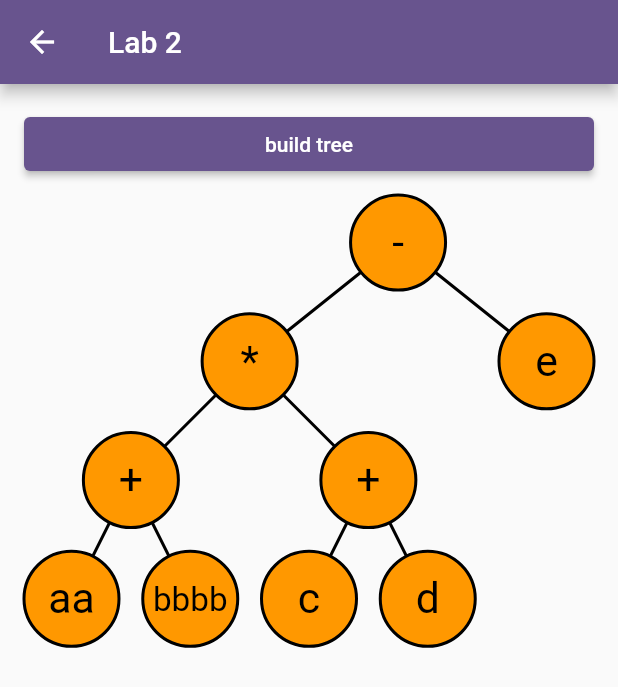
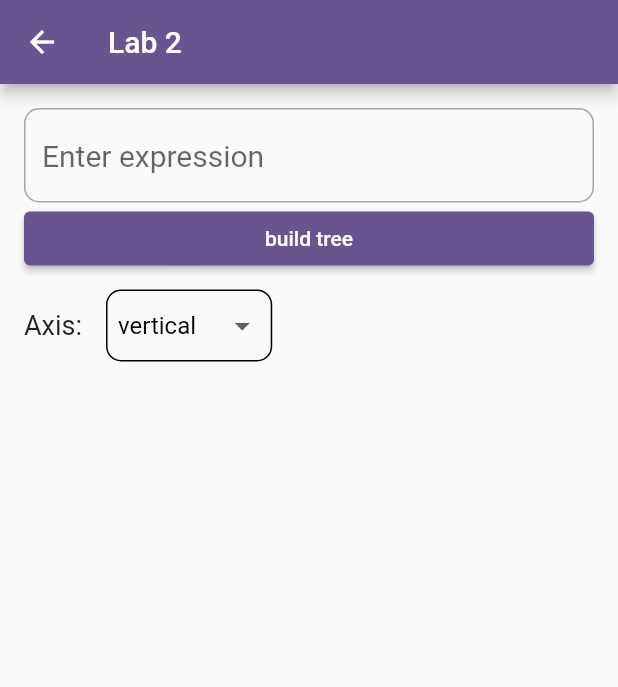
Before and after one commit to Grifon333/computer_system_software, a Flutter app: the Lab2Page screen opened by its route, after a tap on "build tree", on a phone screen of 412 x 824 dp. Shown: the top 687 px of the screen. Run offline on Flutter 3.47's test engine with Material 3 defaults, Android fonts, the phone set to English and light mode, and no system bars; our stand-ins replace equatable.

Commit message:
Added options for tree axes.

```diff
--- a/lib/ui/widgets/lab2/binary_tree_painter.dart
+++ b/lib/ui/widgets/lab2/binary_tree_painter.dart
@@ -16,11 +16,29 @@ abstract class Tree<T> {
     this.leftChild,
     this.rightChild,
   });
+
+  int get height => _height(this);
+
+  int _height(Tree<T>? tree) {
+    if (tree == null) return 0;
+    return max(_height(tree.leftChild), _height(tree.rightChild)) + 1;
+  }
+
+  int get countOfLeaves => _countOfLeaves(this);
+
+  int _countOfLeaves(Tree<T>? node) {
+    if (node == null) return 0;
+    if (node.leftChild == null && node.rightChild == null) return 1;
+    return _countOfLeaves(node.leftChild) + _countOfLeaves(node.rightChild);
+  }
 }
+
+enum AxisTree { vertical, horizontal }
 
 class BinaryTreePainter<T> extends CustomPainter {
   final Tree<T> tree;
   final double width;
+  final AxisTree axis;
   late final double height;
   late final double radius;
   late final double gap;
@@ -38,17 +56,22 @@ class BinaryTreePainter<T> extends CustomPainter {
   BinaryTreePainter({
     required this.tree,
     required this.width,
+    this.axis = AxisTree.vertical,
   });
 
   @override
   void paint(Canvas canvas, Size size) {
+    int countNodesInWight =
+        axis == AxisTree.vertical ? tree.countOfLeaves : tree.height;
+    int treeHeight = tree.height;
     double x = width /
-        ((2 * _radiusRatio + _gapRatio) * _numberOfLeaves(tree) - _gapRatio);
+        ((2 * _radiusRatio + _gapRatio) * countNodesInWight - _gapRatio);
     radius = _radiusRatio * x;
     gap = _gapRatio * x;
-    height = (2 * radius + gap) * _heightTree(tree) - gap;
-    _drawTree(canvas, tree, _heightTree(tree) - 1);
-
+    height = (2 * radius + gap) * treeHeight - gap;
+    axis == AxisTree.vertical
+        ? _drawVerticalTree(canvas, tree, treeHeight - 1)
+        : _drawHorizontalTree(canvas, tree, treeHeight - 1);
     for (({Offset center, String name}) node in _nodes) {
       _drawNode(canvas, node.center, node.name);
     }
@@ -56,21 +79,53 @@ class BinaryTreePainter<T> extends CustomPainter {
 
   int leavesIndex = 0;
 
-  (double dx, double dy) _drawTree(Canvas canvas, Tree<T>? tree, int layer) {
-    if (tree == null) return (0, 0);
-    final left = _drawTree(canvas, tree.leftChild, layer - 1);
-    final right = _drawTree(canvas, tree.rightChild, layer - 1);
+  Offset _drawVerticalTree(Canvas canvas, Tree<T>? tree, int layer) {
+    if (tree == null) return const Offset(-1, -1);
+    final left = _drawVerticalTree(canvas, tree.leftChild, layer - 1);
+    final right = _drawVerticalTree(canvas, tree.rightChild, layer - 1);
+    double dx = 0;
     double dy = height - radius - (2 * radius + gap) * layer;
-    double dx = 0;
     if (tree.leftChild == null && tree.rightChild == null) {
       dx = radius + (2 * radius + gap) * leavesIndex++;
+    } else if (tree.leftChild == null || tree.rightChild == null) {
+      dx = max(left.dx, right.dx);
+      canvas.drawLine(
+        Offset(dx, max(left.dy, right.dy)),
+        Offset(dx, dy),
+        _paintEdge,
+      );
     } else {
-      dx = (left.$1 + right.$1) / 2;
-      canvas.drawLine(Offset(left.$1, left.$2), Offset(dx, dy), _paintEdge);
-      canvas.drawLine(Offset(right.$1, right.$2), Offset(dx, dy), _paintEdge);
+      dx = (left.dx + right.dx) / 2;
+      canvas.drawLine(Offset(left.dx, left.dy), Offset(dx, dy), _paintEdge);
+      canvas.drawLine(Offset(right.dx, right.dy), Offset(dx, dy), _paintEdge);
     }
     _nodes.add((center: Offset(dx, dy), name: tree.getRoot()));
-    return (dx, dy);
+    return Offset(dx, dy);
+  }
+
+  Offset _drawHorizontalTree(Canvas canvas, Tree<T>? tree, int layer) {
+    if (tree == null) return const Offset(-1, -1);
+    final left = _drawHorizontalTree(canvas, tree.leftChild, layer - 1);
+    final right = _drawHorizontalTree(canvas, tree.rightChild, layer - 1);
+    double dx = height - radius - (2 * radius + gap) * layer;
+    double dy = 0;
+    if (tree.leftChild == null && tree.rightChild == null) {
+      dy = radius + (2 * radius + gap) * leavesIndex++;
+    } else if (tree.leftChild == null || tree.rightChild == null) {
+      dy = max(left.dy, right.dy);
+      canvas.drawLine(
+        Offset(max(left.dx, right.dx), dy),
+        Offset(dx, dy),
+        _paintEdge,
+      );
+    } else {
+      dy = (left.dy + right.dy) / 2;
+      canvas.drawLine(Offset(left.dx, left.dy), Offset(dx, dy), _paintEdge);
+      canvas.drawLine(Offset(right.dx, right.dy), Offset(dx, dy), _paintEdge);
+    }
+    _nodes.add((center: Offset(dx, dy), name: tree.getRoot()));
+
+    return Offset(dx, dy);
   }
 
   void _drawNode(Canvas canvas, Offset center, String name) {
@@ -108,19 +163,8 @@ class BinaryTreePainter<T> extends CustomPainter {
     textPainter.paint(canvas, Offset(xCenter, yCenter));
   }
 
-  int _numberOfLeaves(Tree<T>? node) {
-    if (node == null) return 0;
-    if (node.leftChild == null && node.rightChild == null) return 1;
-    return _numberOfLeaves(node.leftChild) + _numberOfLeaves(node.rightChild);
-  }
-
-  int _heightTree(Tree<T>? node) {
-    if (node == null) return 0;
-    return max(_heightTree(node.leftChild), _heightTree(node.rightChild)) + 1;
-  }
-
   @override
   bool shouldRepaint(covariant CustomPainter oldDelegate) {
-    return false;
+    return true;
   }
 }
--- a/lib/ui/widgets/lab2/lab2_model.dart
+++ b/lib/ui/widgets/lab2/lab2_model.dart
@@ -3,14 +3,22 @@ import 'package:computer_system_software/library/syntax_analyzer.dart';
 import 'package:computer_system_software/library/token.dart';
 import 'package:computer_system_software/ui/widgets/lab1/models/automata.dart';
 import 'package:computer_system_software/ui/widgets/lab2/binary_tree_painter.dart';
+import 'package:computer_system_software/ui/widgets/lab2/models/node.dart';
 import 'package:flutter/material.dart';
 
 class Lab2Model extends ChangeNotifier {
   Node? tree;
+  String data = '';
+  AxisTree axisTree = AxisTree.vertical;
+
+  String get axis => axisTree.name;
 
   void buildTree() {
+    if (data.isEmpty) return;
+    tree = null;
+    notifyListeners();
     LexicalAnalyzer lexicalAnalyzer = LexicalAnalyzer(
-      data: '(aa+bbbb)*(c+d)-e',
+      data: data,
       onAddException: (_, __) {},
     );
     List<Token> tokens = lexicalAnalyzer.tokenize();
@@ -45,6 +53,8 @@ class Lab2Model extends ChangeNotifier {
           result.add(stack.removeLast());
         }
         stack.removeLast();
+      } else if (token.type == TokenType.function ||
+          token.type == TokenType.factorial) {
       } else if (token.type == TokenType.eof) {
         break;
       }
@@ -64,8 +74,15 @@ class Lab2Model extends ChangeNotifier {
       if (curr.rightChild == null) {
         curr.rightChild = Node(root: token);
         if (token.type != TokenType.number_variable) {
-          stack.add(curr);
+          if (curr.root.type != TokenType.factorial &&
+              curr.root.type != TokenType.function) {
+            stack.add(curr);
+          }
           curr = curr.rightChild!;
+        } else if (token.type == TokenType.number_variable &&
+            (curr.root.type == TokenType.function ||
+                curr.root.type == TokenType.factorial)) {
+          curr = stack.removeLast();
         }
       } else {
         curr.leftChild = Node(root: token);
@@ -76,7 +93,6 @@ class Lab2Model extends ChangeNotifier {
         }
       }
     }
-
     return node;
   }
 
@@ -109,45 +125,14 @@ class Lab2Model extends ChangeNotifier {
     }
   }
 
-// Node? _rightRotate(Node node) {
-//   Node? root = node.leftChild;
-//   if (root == null) return null;
-//   node.leftChild = node.leftChild?.rightChild;
-//   root.rightChild = node;
-//   return root;
-// }
-//
-// Node? _leftRotate(Node node) {
-//   Node? root = node.rightChild;
-//   if (root == null) return null;
-//   node.rightChild = node.rightChild?.leftChild;
-//   root.leftChild = node;
-//   return root;
-// }
-}
-
-class Node extends Tree<Token> {
-  Node({
-    required super.root,
-    super.leftChild,
-    super.rightChild,
-  });
-
-  @override
-  Node? get leftChild => super.leftChild as Node?;
-
-  @override
-  Node? get rightChild => super.rightChild as Node?;
-
-  @override
-  String getRoot() {
-    return root.value;
+  void onChangeData(String value) {
+    data = value;
   }
 
-  @override
-  String toString() {
-    String left = leftChild == null ? '' : ', left: $leftChild';
-    String right = rightChild == null ? '' : ', right: $rightChild';
-    return '{$root$left$right}';
+  void setAxis(String? value) {
+    if (value == null || value == axisTree.name) return;
+    axisTree = value == 'horizontal' ? AxisTree.horizontal : AxisTree.vertical;
+    notifyListeners();
+    buildTree();
   }
 }
--- a/lib/ui/widgets/lab2/view/lab2_page.dart
+++ b/lib/ui/widgets/lab2/view/lab2_page.dart
@@ -9,9 +9,7 @@ class Lab2Page extends StatelessWidget {
   @override
   Widget build(BuildContext context) {
     return Scaffold(
-      appBar: AppBar(
-        title: const Text('Lab 2'),
-      ),
+      appBar: AppBar(title: const Text('Lab 2')),
       body: const _Body(),
     );
   }
@@ -22,24 +20,110 @@ class _Body extends StatelessWidget {
 
   @override
   Widget build(BuildContext context) {
-    final tree = context.select((Lab2Model model) => model.tree);
-    final width = MediaQuery.of(context).size.width - 32;
     return Padding(
       padding: const EdgeInsets.all(16),
       child: ListView(
-        children: [
-          ElevatedButton(
-            onPressed: () => context.read<Lab2Model>().buildTree(),
-            child: const Text('build tree'),
-          ),
-          const SizedBox(height: 10),
-          tree == null
-              ? const SizedBox.shrink()
-              : CustomPaint(
-                  painter: BinaryTreePainter(tree: tree, width: width),
-                )
+        children: const [
+          _TextForm(),
+          SizedBox(height: 10),
+          _AxisDropdownMenu(),
+          SizedBox(height: 10),
+          _BinaryTree(),
         ],
       ),
     );
   }
 }
+
+class _TextForm extends StatelessWidget {
+  const _TextForm();
+
+  @override
+  Widget build(BuildContext context) {
+    final model = context.read<Lab2Model>();
+    return Column(
+      children: [
+        TextField(
+          minLines: 1,
+          maxLines: 2,
+          decoration: const InputDecoration(
+            border: OutlineInputBorder(
+              borderRadius: BorderRadius.all(Radius.circular(10)),
+            ),
+            hintText: 'Enter expression',
+          ),
+          style: const TextStyle(fontSize: 20),
+          onChanged: model.onChangeData,
+        ),
+        SizedBox(
+          width: double.infinity,
+          child: ElevatedButton(
+            onPressed: model.buildTree,
+            child: const Text('build tree'),
+          ),
+        )
+      ],
+    );
+  }
+}
+
+class _AxisDropdownMenu extends StatelessWidget {
+  const _AxisDropdownMenu();
+
+  @override
+  Widget build(BuildContext context) {
+    return Row(
+      children: [
+        const Text('Axis:', style: TextStyle(fontSize: 18)),
+        const SizedBox(width: 16),
+        DecoratedBox(
+          decoration: BoxDecoration(
+            border: Border.all(color: Colors.black),
+            borderRadius: const BorderRadius.all(Radius.circular(10)),
+          ),
+          child: DropdownButton<String>(
+            items: [
+              DropdownMenuItem<String>(
+                value: AxisTree.vertical.name,
+                child: Text(AxisTree.vertical.name),
+              ),
+              DropdownMenuItem<String>(
+                value: AxisTree.horizontal.name,
+                child: Text(AxisTree.horizontal.name),
+              ),
+            ],
+            onChanged: (value) => context.read<Lab2Model>().setAxis(value),
+            borderRadius: const BorderRadius.all(Radius.circular(10)),
+            value: context.select((Lab2Model model) => model.axis),
+            style: const TextStyle(
+              fontSize: 16,
+              color: Colors.black,
+            ),
+            underline: const SizedBox.shrink(),
+            padding: const EdgeInsets.symmetric(horizontal: 8),
+          ),
+        ),
+      ],
+    );
+  }
+}
+
+class _BinaryTree extends StatelessWidget {
+  const _BinaryTree();
+
+  @override
+  Widget build(BuildContext context) {
+    final tree = context.select((Lab2Model model) => model.tree);
+    if (tree == null) return const SizedBox.shrink();
+    final width = MediaQuery.of(context).size.width - 34;
+    final height = MediaQuery.of(context).size.height;
+    return CustomPaint(
+      size: Size(width, 2 * height),
+      painter: BinaryTreePainter(
+        tree: tree,
+        width: width,
+        axis: context.select((Lab2Model model) => model.axisTree),
+      ),
+    );
+  }
+}
```
